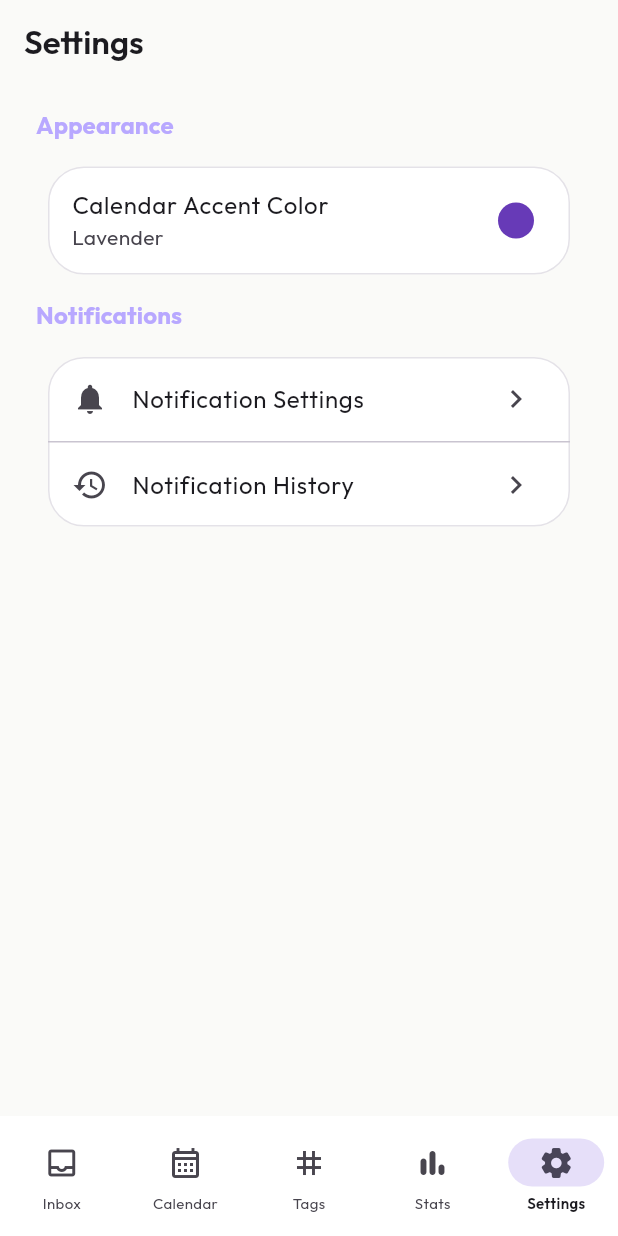
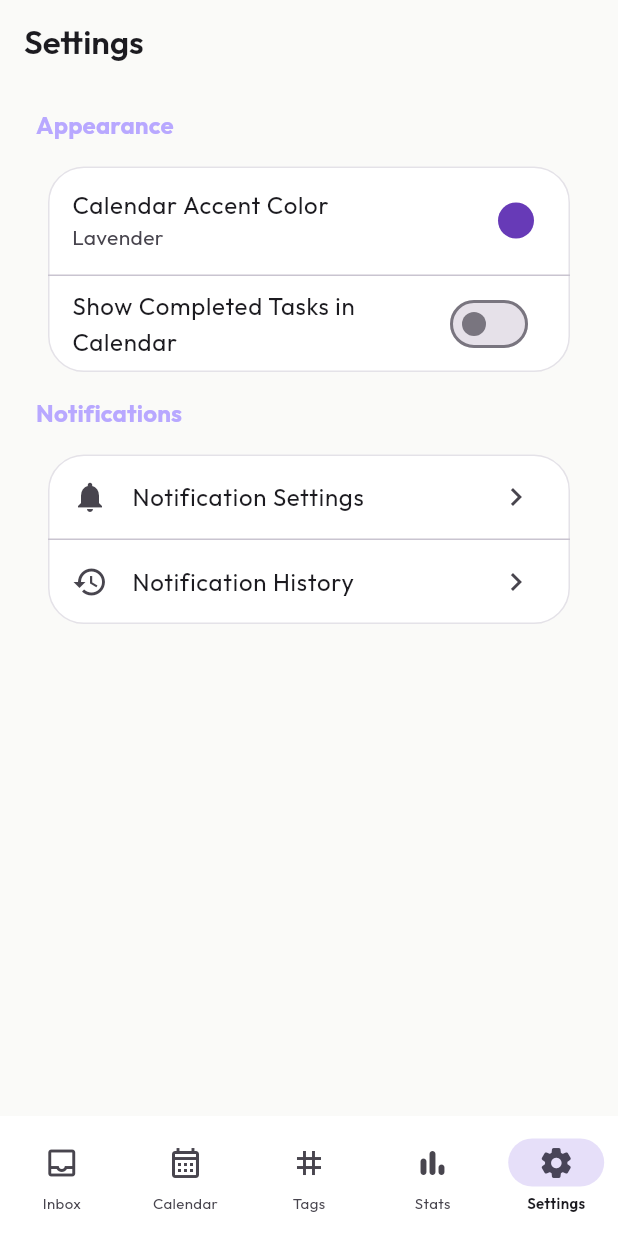
Before and after one commit to PratikBhosale-16/Pastel_Tasks_App, a Flutter app: the screen it shows after launch, item 5 of the bottom bar chosen, on a phone screen of 412 x 824 dp. Run offline on Flutter 3.47's test engine with Material 3 defaults, Android fonts, the phone set to English and light mode, and no system bars; our stand-ins replace connectivity_plus, equatable, fl_chart, flutter_local_notifications, flutter_riverpod, flutter_secure_storage and 7 more; missing offline and left inert: workmanager; accounts and stored records are empty; generated files the repository leaves out were written again; statements that could not run were skipped.

Commit message:
feat: add setting to show completed tasks in calendar

```diff
--- a/lib/features/calendar/presentation/providers/calendar_providers.dart
+++ b/lib/features/calendar/presentation/providers/calendar_providers.dart
@@ -1,7 +1,9 @@
 import 'package:flutter_riverpod/flutter_riverpod.dart';
 import 'package:pastel_tasks/features/tasks/domain/enums/repeat_rule.dart';
 import 'package:pastel_tasks/features/tasks/domain/models/task.dart';
+import 'package:pastel_tasks/features/tasks/domain/enums/task_status.dart';
 import 'package:pastel_tasks/features/tasks/presentation/providers/task_providers.dart';
+import 'package:pastel_tasks/features/settings/presentation/providers/settings_providers.dart';
 
 /// The date currently selected by the user in the calendar.
 final selectedDateProvider = StateProvider<DateTime>((ref) {
@@ -45,7 +47,10 @@ bool _doesTaskOccurOnDate(Task task, DateTime targetDate) {
 /// This projects repeating tasks onto all their occurrences in the month.
 final monthTasksProvider = Provider<Map<DateTime, List<Task>>>((ref) {
   final allTasksAsync = ref.watch(taskListProvider);
-  final tasks = (allTasksAsync.value ?? []).where((t) => !t.isArchived).toList();
+  final showCompleted = ref.watch(calendarShowCompletedProvider);
+  final tasks = (allTasksAsync.value ?? [])
+      .where((t) => !t.isArchived && (showCompleted || t.status != TaskStatus.completed))
+      .toList();
   final viewingMonth = ref.watch(viewingMonthProvider);
 
   final map = <DateTime, List<Task>>{};
@@ -68,7 +73,10 @@ final monthTasksProvider = Provider<Map<DateTime, List<Task>>>((ref) {
 final agendaTasksProvider = Provider<List<Task>>((ref) {
   final selectedDate = ref.watch(selectedDateProvider);
   final allTasksAsync = ref.watch(taskListProvider);
-  final tasks = (allTasksAsync.value ?? []).where((t) => !t.isArchived).toList();
+  final showCompleted = ref.watch(calendarShowCompletedProvider);
+  final tasks = (allTasksAsync.value ?? [])
+      .where((t) => !t.isArchived && (showCompleted || t.status != TaskStatus.completed))
+      .toList();
 
   final dayTasks = tasks.where((t) => _doesTaskOccurOnDate(t, selectedDate)).toList();
 
--- a/lib/features/settings/presentation/settings_screen.dart
+++ b/lib/features/settings/presentation/settings_screen.dart
@@ -11,6 +11,7 @@ class SettingsScreen extends ConsumerWidget {
   Widget build(BuildContext context, WidgetRef ref) {
     final theme = Theme.of(context);
     final accent = ref.watch(calendarAccentProvider);
+    final showCompleted = ref.watch(calendarShowCompletedProvider);
 
     return Scaffold(
       appBar: AppBar(
@@ -32,7 +33,9 @@ class SettingsScreen extends ConsumerWidget {
             ),
           ),
           Card(
-            child: ListTile(
+            child: Column(
+              children: [
+                ListTile(
                   title: const Text('Calendar Accent Color'),
                   subtitle: Text(accent.label),
                   trailing: Container(
@@ -46,6 +49,16 @@ class SettingsScreen extends ConsumerWidget {
                   onTap: () {
                     _showAccentColorPicker(context, ref, accent);
                   },
+                ),
+                const Divider(height: 1),
+                SwitchListTile(
+                  title: const Text('Show Completed Tasks in Calendar'),
+                  value: showCompleted,
+                  onChanged: (value) {
+                    ref.read(calendarShowCompletedProvider.notifier).toggle();
+                  },
+                ),
+              ],
             ),
           ),
           Padding(
```
Also changed, not shown: lib/features/calendar/presentation/widgets/agenda_list.dart (+26 -6 lines), lib/features/settings/presentation/providers/settings_providers.dart (+28 -0 lines). Lines whose indentation alone changed are shown as unchanged.
